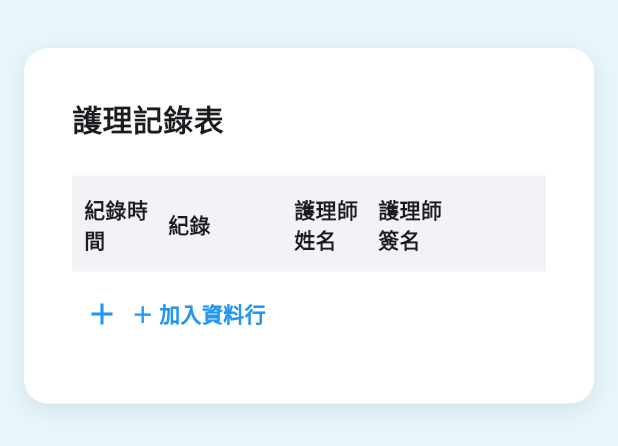
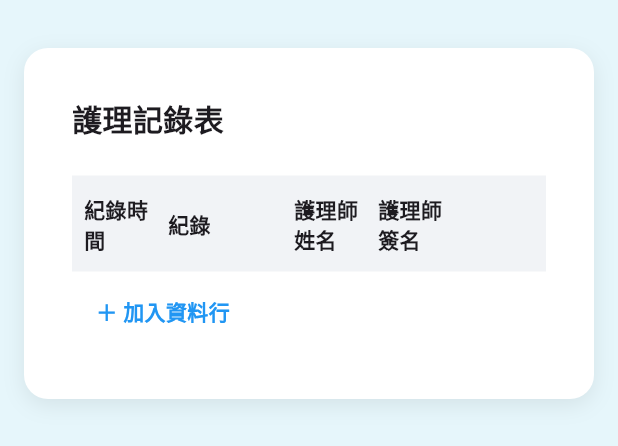
Before and after one commit to aihuaonce/chikawa_airport, a Flutter app: the NursingRecordPage widget shown alone on an empty page, opened directly with empty values, on a phone screen of 412 x 824 dp. Shown: the top 446 px of the screen. Run offline on Flutter 3.47's test engine with Material 3 defaults, Android fonts, the phone set to English and light mode, and no system bars; our stand-ins replace drift, file_picker, image_picker, shared_preferences, signature; missing offline and left inert: flutter_painter_v2; accounts and stored records are empty; generated files the repository leaves out were written again.

```diff
--- a/lib/NursingRecord.dart
+++ b/lib/NursingRecord.dart
@@ -280,7 +280,6 @@ class _NursingRecordPageState extends State<NursingRecordPage>
         padding: const EdgeInsets.symmetric(vertical: 16, horizontal: 8),
         child: Row(
           children: [
-            const Icon(Icons.add, color: Colors.blue),
             const SizedBox(width: 8),
             Text(
               t.addRow,
```
